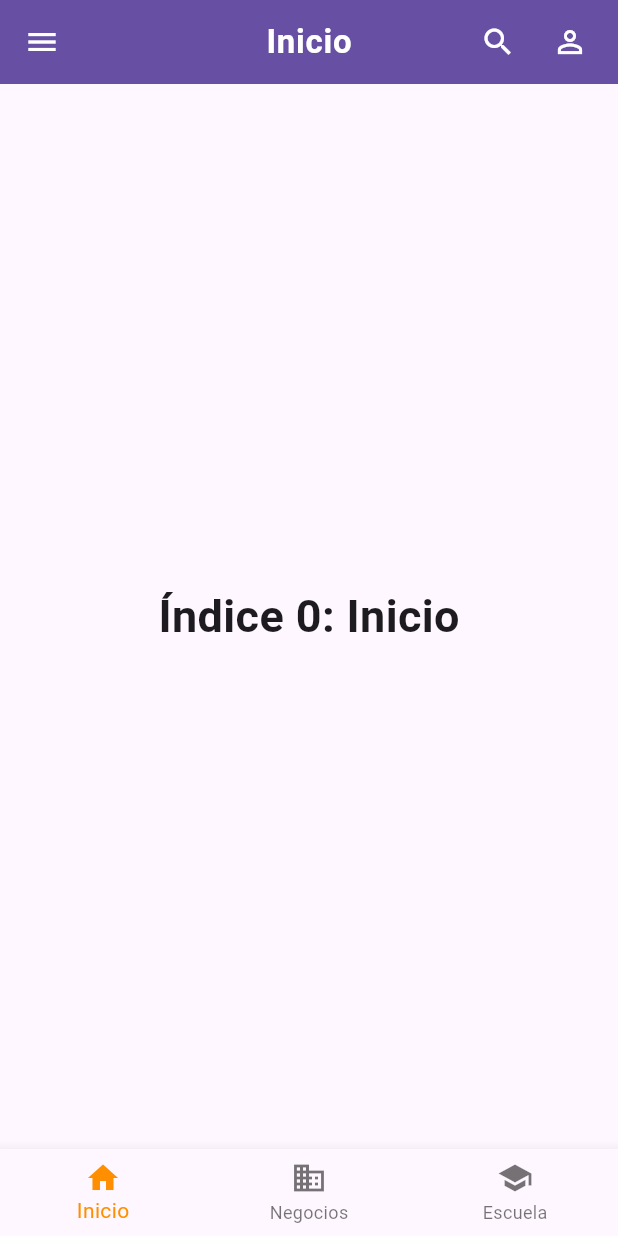
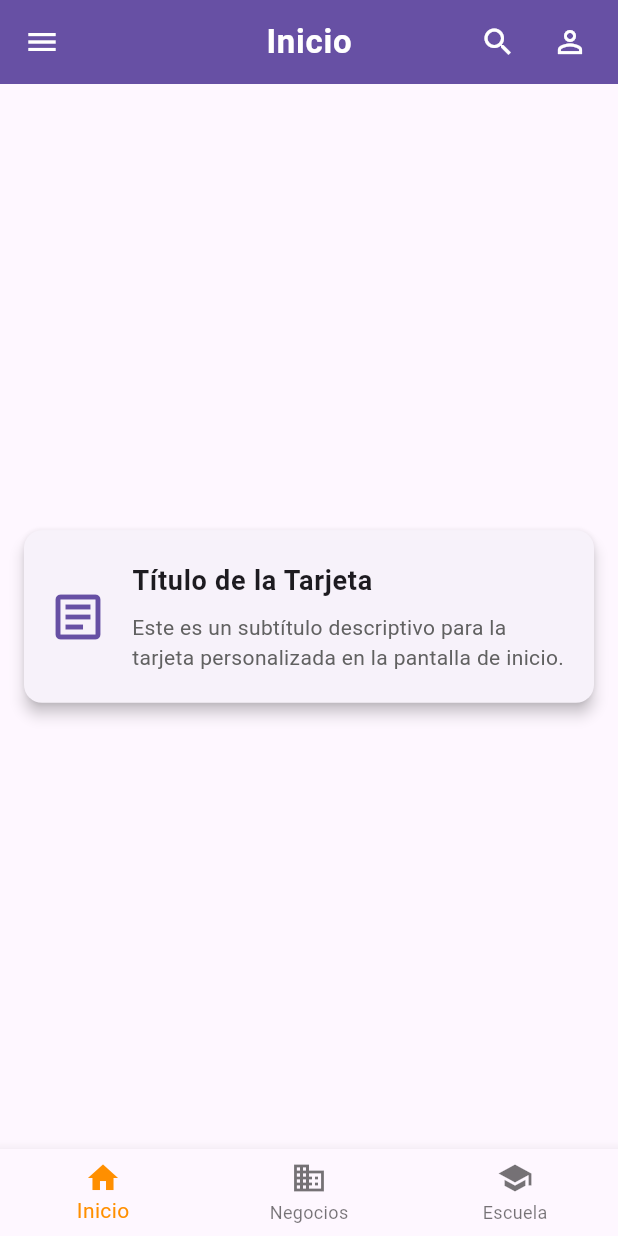
Before and after one commit to KingSadid/MM_Wireframe, a Flutter app: the screen it shows after launch, on a phone screen of 412 x 824 dp. Run offline on Flutter 3.47's test engine with Material 3 defaults, Android fonts, the light colour scheme and no system bars.

Commit message:
Add CustomCard widget and update MainScreen to display it

```diff
--- a/lib/main.dart
+++ b/lib/main.dart
@@ -1,4 +1,5 @@
 import 'package:flutter/material.dart';
+import 'widgets/custom_card.dart';
 
 void main() {
   runApp(const AppBarClass());
@@ -37,7 +38,15 @@ class _MainScreenState extends State<MainScreen> {
   );
 
   static const List<Widget> _widgetOptions = <Widget>[
-    Text('Índice 0: Inicio', style: optionStyle),
+    Column(
+      mainAxisAlignment: MainAxisAlignment.center,
+      children: [
+        CustomCard(
+          title: 'Título de la Tarjeta',
+          subtitle: 'Este es un subtítulo descriptivo para la tarjeta personalizada en la pantalla de inicio.',
+        ),
+      ],
+    ),
     Text('Índice 1: Negocios', style: optionStyle),
     Text('Índice 2: Escuela', style: optionStyle),
   ];
--- /dev/null
+++ b/lib/widgets/custom_card.dart
@@ -0,0 +1,54 @@
+import 'package:flutter/material.dart';
+
+class CustomCard extends StatelessWidget {
+  final String title;
+  final String subtitle;
+
+  const CustomCard({
+    super.key,
+    required this.title,
+    required this.subtitle,
+  });
+
+  @override
+  Widget build(BuildContext context) {
+    return Card(
+      elevation: 4.0,
+      margin: const EdgeInsets.symmetric(horizontal: 16.0, vertical: 8.0),
+      shape: RoundedRectangleBorder(
+        borderRadius: BorderRadius.circular(12.0),
+      ),
+      child: ListTile(
+        contentPadding: const EdgeInsets.symmetric(
+          horizontal: 16.0,
+          vertical: 12.0,
+        ),
+        leading: Icon(
+          Icons.article_outlined,
+          size: 40.0,
+          color: Theme.of(context).colorScheme.primary,
+        ),
+        title: Text(
+          title,
+          style: const TextStyle(
+            fontWeight: FontWeight.bold,
+            fontSize: 18.0,
+          ),
+        ),
+        subtitle: Padding(
+          padding: const EdgeInsets.only(top: 8.0),
+          child: Text(
+            subtitle,
+            style: TextStyle(
+              fontSize: 14.0,
+              color: Colors.grey[700],
+            ),
+          ),
+        ),
+        onTap: () {
+          debugPrint('Tarjeta presionada: $title');
+        },
+      ),
+    );
+  }
+}
```
